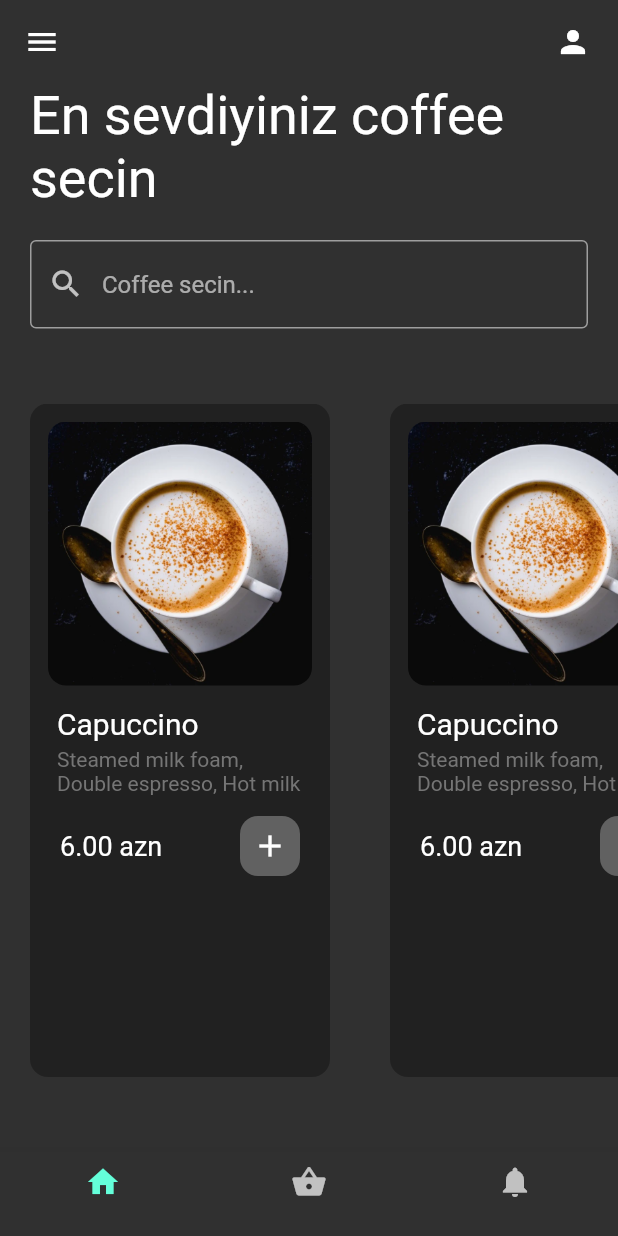
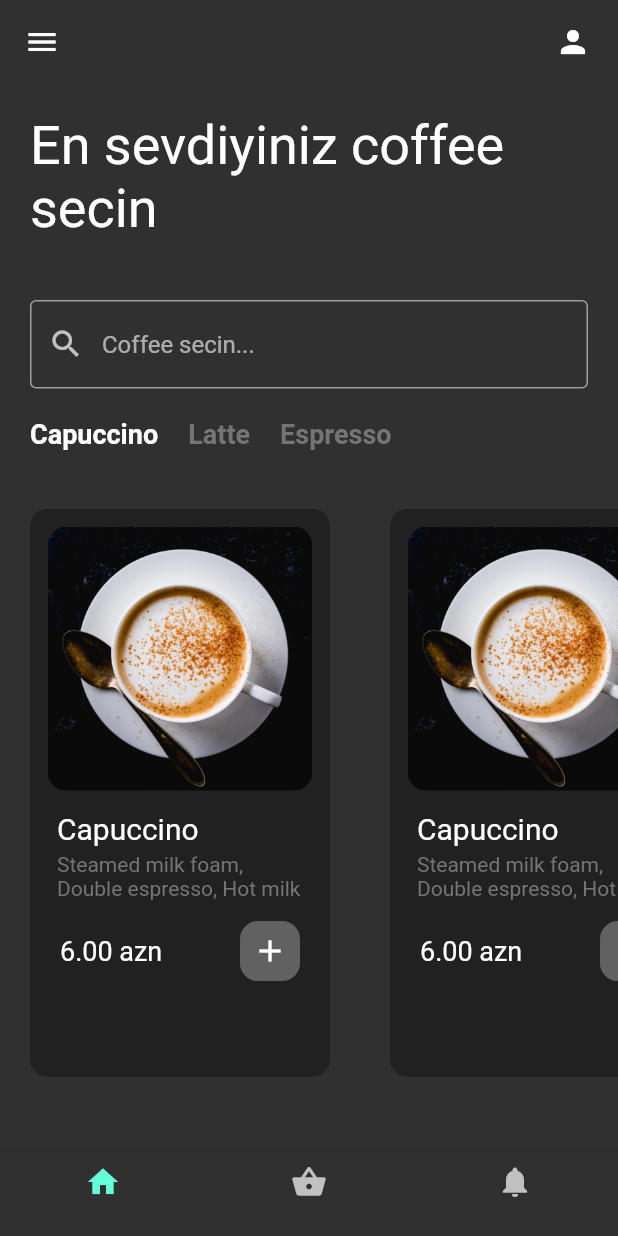
Before and after one commit to RahimCml/CoffeeShop, a Flutter app: the screen it shows after launch, on a phone screen of 412 x 824 dp. Run offline on Flutter 3.47's test engine with Material 2 defaults, Android fonts, the phone set to English and light mode, and no system bars.

Commit message:
Create coffeeType page in order to show types

```diff
--- /dev/null
+++ b/lib/pages/coffee_type.dart
@@ -0,0 +1,20 @@
+import 'package:flutter/material.dart';
+
+class CoffeeType extends StatelessWidget {
+  final String coffeeType;
+  final bool isSelected;
+  final VoidCallback onTap;
+
+  CoffeeType({super.key, required this.coffeeType, required this.isSelected, required this.onTap});
+
+  @override
+  Widget build(BuildContext context) {
+    return GestureDetector(
+      onTap: onTap,
+      child: Padding(
+        padding: const EdgeInsets.only(left: 20.0),
+        child: Text(coffeeType, style: TextStyle(fontSize: 18, fontWeight: FontWeight.bold, color: isSelected ? Colors.white : Colors.grey[600]),),
+      ),
+    );
+  }
+}
--- a/lib/pages/home_page.dart
+++ b/lib/pages/home_page.dart
@@ -1,4 +1,5 @@
 import 'package:coffee_shop_flutter/pages/coffee_page.dart';
+import 'package:coffee_shop_flutter/pages/coffee_type.dart';
 import 'package:flutter/material.dart';
 import 'dart:async';
 
@@ -11,12 +12,27 @@ class HomePage extends StatefulWidget {
 
 class _HomePageState extends State<HomePage> {
   String? searchedvalue;
+  List coffeeData = [
+    ['Capuccino', true],
+    ['Latte', false],
+    ['Espresso', false]
+  ];
 
   void _onTextChanged(String value) {
     Timer(const Duration(seconds: 1), () {
       setState(() {
         searchedvalue = value;
+        print('${coffeeData.length}');
       });
+    });
+  }
+
+  void coffeeTypeSelected(int index) {
+    setState(() {
+    for(var i = 0; i < coffeeData.length; i++) {
+      coffeeData[i][1] = false;
+    }
+    coffeeData[index][1] = true;
     });
   }
 
@@ -43,11 +59,12 @@ class _HomePageState extends State<HomePage> {
       ),
       body: Column(
         children: [
+          const SizedBox(height: 20,),
           const Padding(
             padding: EdgeInsets.symmetric(horizontal: 20),
             child: Text('En sevdiyiniz coffee secin', style: TextStyle(fontSize: 36),),
           ),
-          const SizedBox(height: 20,) ,
+          const SizedBox(height: 40,),
           Padding(
             padding: const EdgeInsets.symmetric(horizontal: 20),
             child: TextField(
@@ -64,13 +81,28 @@ class _HomePageState extends State<HomePage> {
               onChanged: _onTextChanged
             ),
           ),
+          const SizedBox(height: 20,),
+          SizedBox(
+            height: 40,
+            child: ListView.builder(
+              scrollDirection: Axis.horizontal,
+              itemCount: coffeeData.length,
+              itemBuilder: (context, index) {
+                return CoffeeType(coffeeType: coffeeData[index][0], isSelected: coffeeData[index][1],
+                onTap: () {
+                  coffeeTypeSelected(index);
+                  },
+                );
+              },
+            ),
+          ),
           Expanded(
             // backend'e qosuldugu zaman ListView.Builder cevirin...
             child: Padding(
-              padding: const EdgeInsets.only(top: 50, bottom: 50),
+              padding: const EdgeInsets.only(top: 20, bottom: 50),
               child: ListView(
                 scrollDirection: Axis.horizontal,
-                children: [
+                children: const [
                   CoffeePage(),
                   CoffeePage(),
                   CoffeePage(),
```
